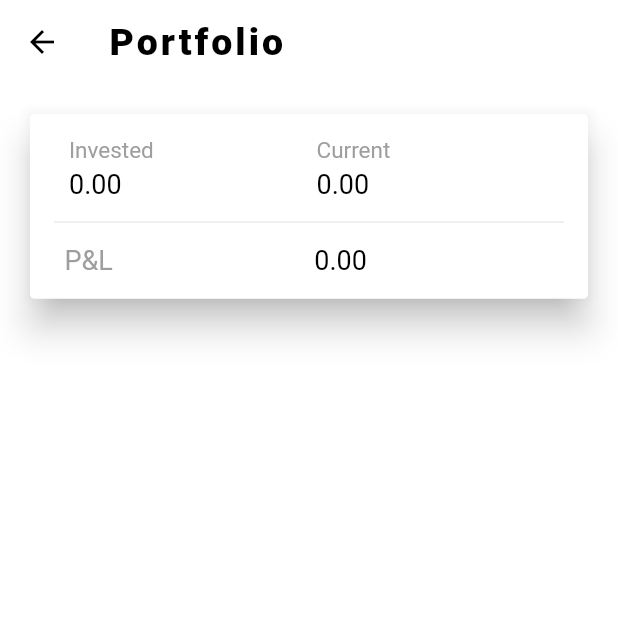
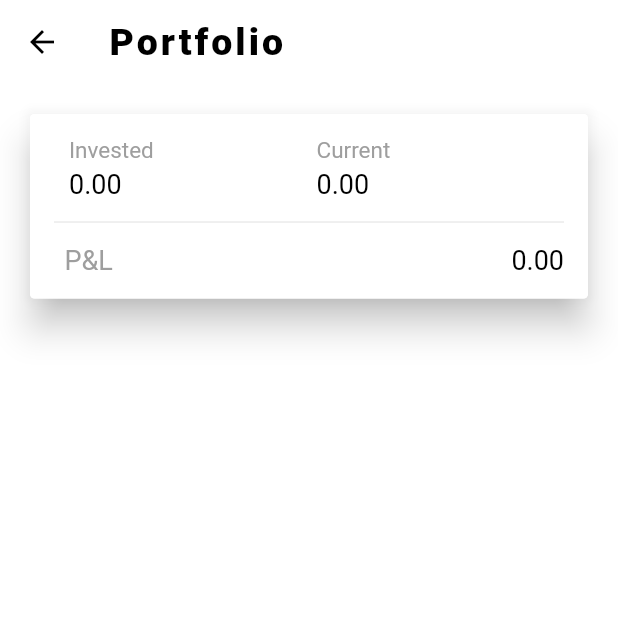
Before and after one commit to sairahul1526/mocktrade, a Flutter app: the PortfolioActivity screen opened directly, on a phone screen of 412 x 824 dp, the top half of it. Run offline on Flutter 3.47's test engine with Material 2 defaults, Android fonts, the phone set to English and light mode, and no system bars; drawn by our look-alikes of pull_to_refresh; our stand-ins replace hex, modal_progress_hud, shared_preferences, slider_button; missing offline and left inert: convert_hex, flutter_webview_plugin; accounts and stored records are empty; network calls fail.

Commit message:
portfolio screen - p&l overflow

```diff
--- a/lib/screens/portfolio.dart
+++ b/lib/screens/portfolio.dart
@@ -232,6 +232,7 @@ class PortfolioActivityState extends State<PortfolioActivity>
                               height: 7,
                             ),
                             new Row(
+                              mainAxisAlignment: MainAxisAlignment.spaceBetween,
                               children: <Widget>[
                                 new Container(
                                   width: 7,
@@ -246,8 +247,7 @@ class PortfolioActivityState extends State<PortfolioActivity>
                                     ),
                                   ),
                                 ),
-                                new Expanded(
-                                  child: new Row(
+                               new Row(
                                   children: <Widget>[
                                     new Text(
                                       (pandl > 0 ? "+" : "") +
@@ -268,7 +268,7 @@ class PortfolioActivityState extends State<PortfolioActivity>
                                               (pandl > 0 ? "+" : "") +
                                               (pandl * 100 / invested)
                                                   .toStringAsFixed(2) +
-                                                "%")
+                                              " %")
                                           : "",
                                       style: TextStyle(
                                         color: pandl > 0
@@ -281,7 +281,6 @@ class PortfolioActivityState extends State<PortfolioActivity>
                                       ),
                                     )
                                   ],
-                                  ),
                                 )
                               ],
                             ),
```
Lines whose indentation alone changed are shown as unchanged.
